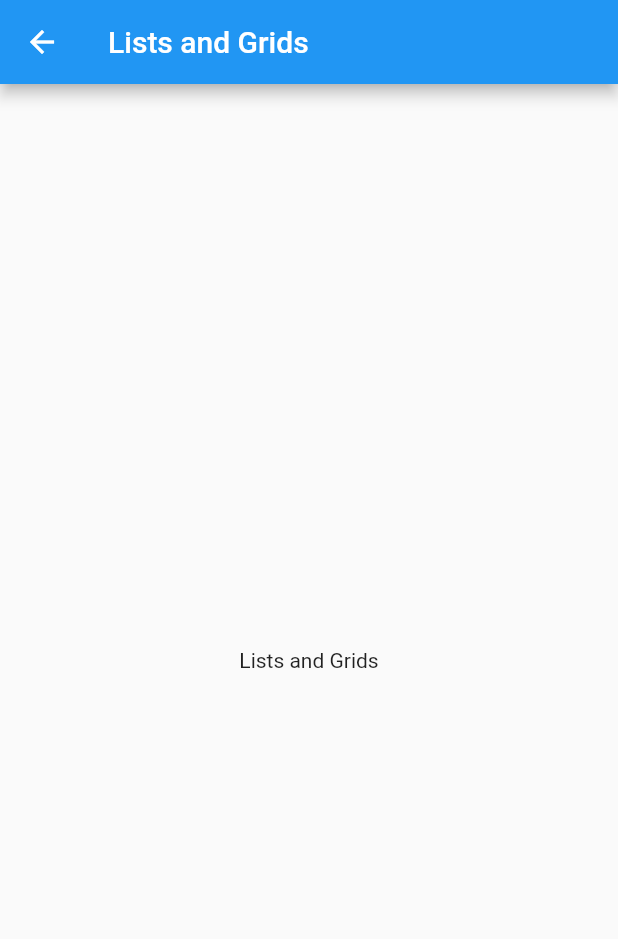
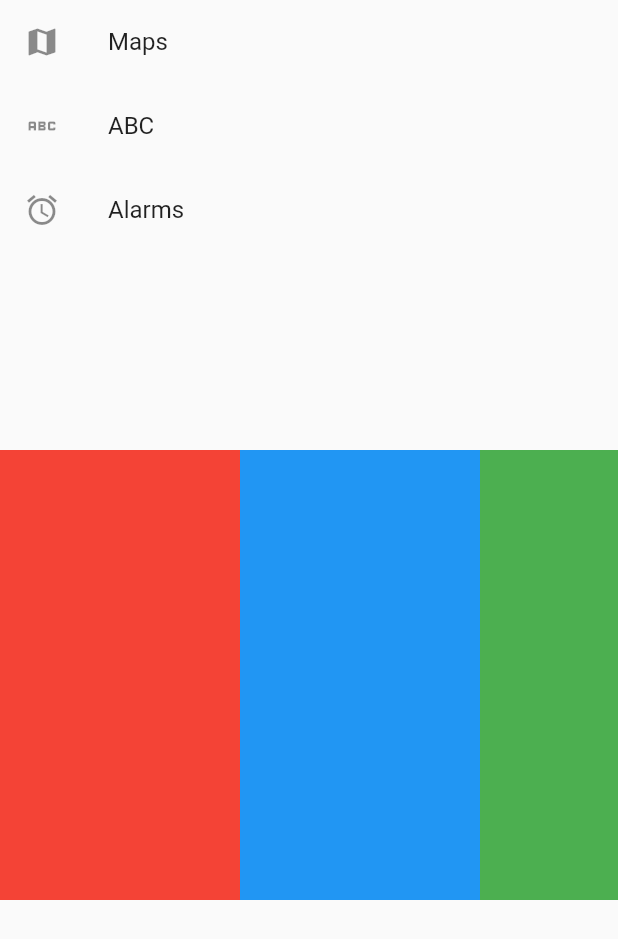
Before and after one commit to Gaurav4604/flutterRepo, a Flutter app: the ListsAndGridScreen screen opened by its route, on a phone screen of 412 x 824 dp. Shown: the top 939 px of the screen. Run offline on Flutter 3.47's test engine with Material 2 defaults, Android fonts, the light colour scheme and no system bars; our stand-ins replace camera, flutter_spinkit, sqflite; accounts and stored records are empty.

```diff
--- a/flutter-new/test_app/lib/layout_screen.dart
+++ b/flutter-new/test_app/lib/layout_screen.dart
@@ -50,7 +50,7 @@ class LayoutScreen extends StatelessWidget {
               style: TextStyle(fontWeight: FontWeight.w700),
             ),
             Container(
-              margin: EdgeInsets.only(top: 10),
+              margin: const EdgeInsets.only(top: 10),
             ),
             const Text(
               "Kandersteg, Switzerland",
--- a/flutter-new/test_app/lib/lists_and_grid_screen.dart
+++ b/flutter-new/test_app/lib/lists_and_grid_screen.dart
@@ -6,11 +6,58 @@ class ListsAndGridScreen extends StatelessWidget {
   @override
   Widget build(BuildContext context) {
     return Scaffold(
-      appBar: AppBar(
-        title: const Text("Lists and Grids"),
-      ),
-      body: const Center(
-        child: Text("Lists and Grids"),
+      body: Center(
+        child: Column(
+          children: [
+            SizedBox(
+              height: 300,
+              child: ListView(
+                children: const [
+                  ListTile(
+                    leading: Icon(Icons.map),
+                    title: Text("Maps"),
+                  ),
+                  ListTile(
+                    leading: Icon(Icons.abc),
+                    title: Text("ABC"),
+                  ),
+                  ListTile(
+                    leading: Icon(Icons.alarm),
+                    title: Text("Alarms"),
+                  )
+                ],
+              ),
+            ),
+            SizedBox(
+              height: 300,
+              child: ListView(
+                scrollDirection: Axis.horizontal,
+                children: [
+                  Container(
+                    width: 160,
+                    color: Colors.red,
+                  ),
+                  Container(
+                    width: 160,
+                    color: Colors.blue,
+                  ),
+                  Container(
+                    width: 160,
+                    color: Colors.green,
+                  ),
+                  Container(
+                    width: 160,
+                    color: Colors.yellow,
+                  ),
+                  Container(
+                    width: 160,
+                    color: Colors.orange,
+                  ),
+                ],
+              ),
+            )
+          ],
+        ),
       ),
     );
   }
```
